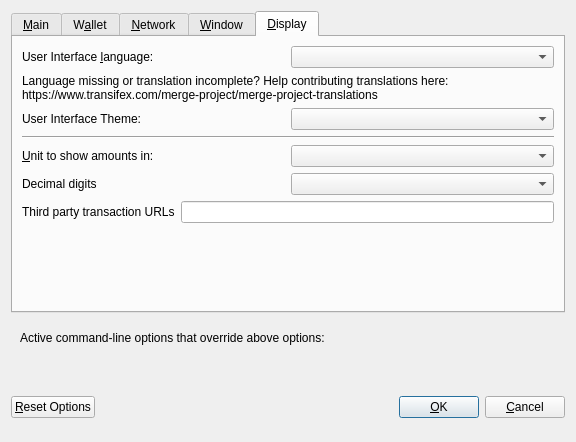
The window that src/qt/forms/optionsdialog.ui (ProjectMerge/merge-legacy) describes before a commit, drawn with Qt 5.
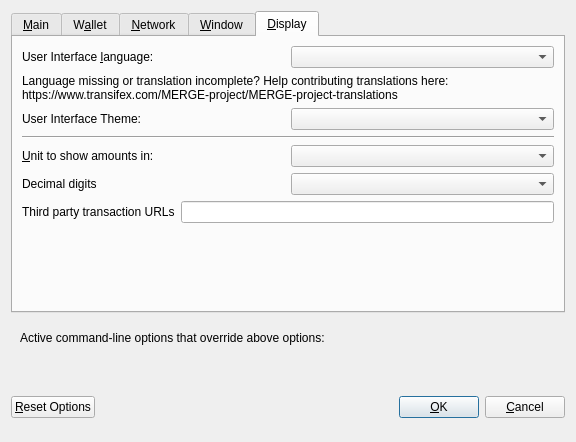
The same window after the commit. The open tabs and pages were chosen to show the change. Custom widgets are drawn as their Qt base class.

Commit message: MERGE correctional pass continued

```diff
--- a/src/qt/forms/optionsdialog.ui
+++ b/src/qt/forms/optionsdialog.ui
@@ -473,7 +473,7 @@
          </property>
          <property name="text">
           <string>Language missing or translation incomplete? Help contributing translations here:
-https://www.transifex.com/merge-project/merge-project-translations</string>
+https://www.transifex.com/MERGE-project/MERGE-project-translations</string>
          </property>
          <property name="wordWrap">
           <bool>true</bool>
```
The commit also changes 41 other files.
